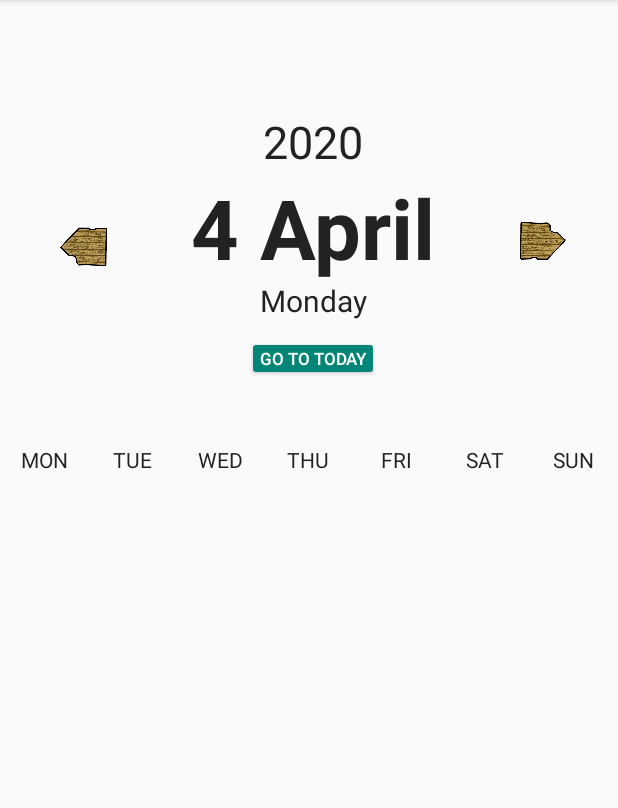
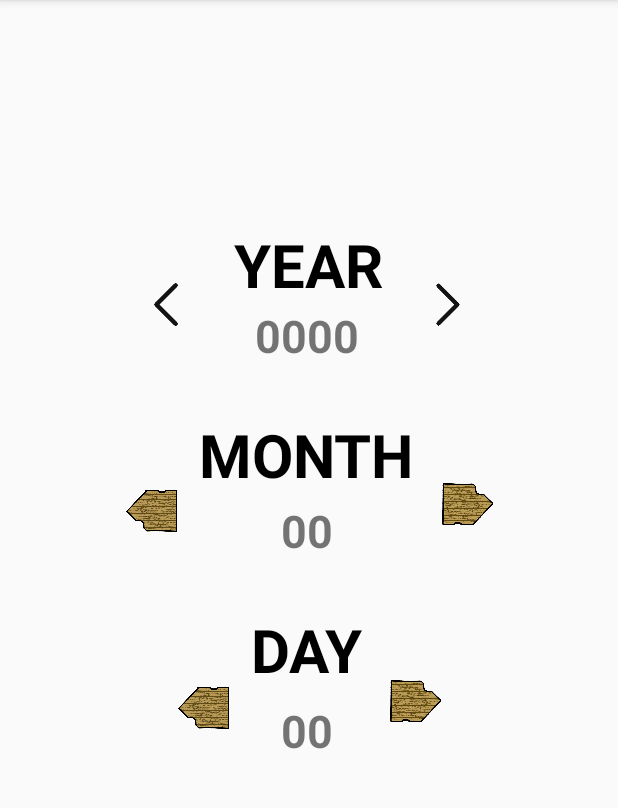
Before and after one commit to DanKBerg/JonAndDan, an Android app: the CalenderActivity screen opened directly, with no data from a screen before it, on a phone screen of 412 x 824 dp, the part 84-892 px from its top. Run offline under Robolectric (Android 15) with nearby library versions, the phone set to English and light mode, and no system bars; Roboto replaces fonts that are not available here.

Commit message:
Added the new layout

```diff
--- a/app/src/main/java/fsu/csc3560/dkb/customcalendar/CalendarView.java
+++ /dev/null
@@ -1,65 +0,0 @@
-package fsu.csc3560.dkb.customcalendar;
-
-import android.content.Context;
-import android.util.AttributeSet;
-import android.view.LayoutInflater;
-import android.widget.Button;
-import android.widget.GridView;
-import android.widget.ImageView;
-import android.widget.LinearLayout;
-import android.widget.TextView;
-
-import java.util.ArrayList;
-import java.util.Calendar;
-import java.util.Date;
-import java.util.HashSet;
-
-public class CalendarView extends LinearLayout{
-    LinearLayout header;
-    Button btnToday;
-    ImageView btnPrev;
-    ImageView btnNext;
-    TextView txtDateDay;
-    TextView txtDisplayDate;
-    TextView txtDateYear;
-    GridView gridView;
-
-    public CalendarView(Context context, AttributeSet attrs){
-        super(context, attrs);
-        initControl(context, attrs);
-    }
-
-    private void assignUIElements() {
-        header = findViewById(R.id.calendar_header);
-        btnPrev = findViewById(R.id.calendar_prev_button);
-        btnNext = findViewById(R.id.calendar_next_button);
-        txtDateDay = findViewById(R.id.date_display_day);
-        txtDateYear = findViewById(R.id.date_display_year);
-        txtDisplayDate = findViewById(R.id.date_display_date);
-        btnToday = findViewById(R.id.date_display_today);
-        gridView = findViewById(R.id.calendar_grid);
-    }
-
-    private void initControl(Context context, AttributeSet attrs){
-        LayoutInflater inflater = (LayoutInflater) context.getSystemService(Context.LAYOUT_INFLATER_SERVICE);
-        inflater.inflate(R.layout.activity_calender, this);
-        assignUIElements();
-    }
-
-    public void updateCalendar(HashSet<Date> events){
-        ArrayList<Date> cells = new ArrayList<>();
-        Calendar calendar = (Calendar)currentDate.clone();
-
-        calendar.set(Calendar.DAY_OF_MONTH, 1);
-        int monthBeginningCell = calendar.get(Calendar.DAY_OF_WEEK) - 2;
-
-        calendar.add(Calendar.DAY_OF_MONTH, -monthBeginningCell);
-
-        while (cells.size() < DAYS_COUNT){
-            cells.add(calendar.getTime());
-            calendar.add(Calendar.DAY_OF_MONTH, 1);
-        }
-
-        gridView.setAdapter(new CalendarAdapter(getContext(), cells, events));
-    }
-}
--- a/app/src/main/res/layout/activity_calender.xml
+++ b/app/src/main/res/layout/activity_calender.xml
@@ -6,175 +6,168 @@
     android:layout_height="match_parent"
     tools:context=".CalenderActivity">
 
-    <RelativeLayout
-        android:id="@+id/relativeLayout"
-        android:layout_width="match_parent"
+    <TextView
+        android:id="@+id/yearTitle"
+        android:layout_width="wrap_content"
         android:layout_height="wrap_content"
-        android:gravity="center_horizontal"
+        android:text="@string/YearTitle"
+        android:textColor="@color/black"
+        android:textSize="40sp"
+        android:textStyle="bold"
+        app:layout_constraintBottom_toBottomOf="parent"
+        app:layout_constraintEnd_toEndOf="parent"
+        app:layout_constraintHorizontal_bias="0.498"
+        app:layout_constraintStart_toStartOf="parent"
+        app:layout_constraintTop_toTopOf="parent"
+        app:layout_constraintVertical_bias="0.209" />
+
+    <TextView
+        android:id="@+id/month"
+        android:layout_width="wrap_content"
+        android:layout_height="wrap_content"
+        android:layout_marginBottom="16dp"
+        android:text="@string/Month"
+        android:textSize="30sp"
+        android:textStyle="bold"
+        app:layout_constraintBottom_toBottomOf="parent"
+        app:layout_constraintEnd_toEndOf="parent"
+        app:layout_constraintHorizontal_bias="0.496"
+        app:layout_constraintStart_toStartOf="parent"
+        app:layout_constraintTop_toBottomOf="@+id/monthTitle"
+        app:layout_constraintVertical_bias="0.008" />
+
+    <ImageView
+        android:id="@+id/previousYearArrow"
+        android:layout_width="45dp"
+        android:layout_height="51dp"
+        app:layout_constraintBottom_toBottomOf="parent"
+        app:layout_constraintEnd_toStartOf="@+id/yearTitle"
+        app:layout_constraintHorizontal_bias="0.79"
+        app:layout_constraintStart_toStartOf="parent"
+        app:layout_constraintTop_toTopOf="parent"
+        app:layout_constraintVertical_bias="0.247"
+        app:srcCompat="@drawable/arrow_left_chevron_chevronleft_left_left_icon_icon_1320185731545502691" />
+
+    <TextView
+        android:id="@+id/dayTitle"
+        android:layout_width="wrap_content"
+        android:layout_height="wrap_content"
+        android:text="@string/DayTitle"
+        android:textColor="@color/black"
+        android:textSize="40sp"
+        android:textStyle="bold"
+        app:layout_constraintBottom_toBottomOf="parent"
+        app:layout_constraintEnd_toEndOf="parent"
+        app:layout_constraintHorizontal_bias="0.495"
+        app:layout_constraintStart_toStartOf="parent"
+        app:layout_constraintTop_toBottomOf="@+id/month"
+        app:layout_constraintVertical_bias="0.094" />
+
+    <ImageView
+        android:id="@+id/nextYearArrow"
+        android:layout_width="45dp"
+        android:layout_height="51dp"
+        android:layout_marginStart="20dp"
+        app:layout_constraintBottom_toBottomOf="parent"
+        app:layout_constraintEnd_toEndOf="parent"
+        app:layout_constraintHorizontal_bias="0.01"
+        app:layout_constraintStart_toEndOf="@+id/yearTitle"
+        app:layout_constraintTop_toTopOf="parent"
+        app:layout_constraintVertical_bias="0.247"
+        app:srcCompat="@drawable/arrow_right_chevron_chevronleft_left_left_icon_icon_1320185731545502691" />
+
+    <ImageView
+        android:id="@+id/nextMonthArrow"
+        android:layout_width="67dp"
+        android:layout_height="72dp"
         app:layout_constraintBottom_toBottomOf="parent"
         app:layout_constraintEnd_toEndOf="parent"
         app:layout_constraintHorizontal_bias="0.0"
+        app:layout_constraintStart_toEndOf="@+id/monthTitle"
+        app:layout_constraintTop_toTopOf="parent"
+        app:layout_constraintVertical_bias="0.437"
+        app:srcCompat="@drawable/arrow_1" />
+
+    <TextView
+        android:id="@+id/year"
+        android:layout_width="wrap_content"
+        android:layout_height="wrap_content"
+        android:text="@string/Year"
+        android:textSize="30sp"
+        android:textStyle="bold"
+        app:layout_constraintBottom_toBottomOf="parent"
+        app:layout_constraintEnd_toEndOf="parent"
+        app:layout_constraintHorizontal_bias="0.497"
+        app:layout_constraintStart_toStartOf="parent"
+        app:layout_constraintTop_toBottomOf="@+id/yearTitle"
+        app:layout_constraintVertical_bias="0.0" />
+
+    <TextView
+        android:id="@+id/monthTitle"
+        android:layout_width="wrap_content"
+        android:layout_height="wrap_content"
+        android:layout_marginTop="16dp"
+        android:layout_marginBottom="16dp"
+        android:text="@string/MonthTitle"
+        android:textColor="@color/black"
+        android:textSize="40sp"
+        android:textStyle="bold"
+        app:layout_constraintBottom_toBottomOf="parent"
+        app:layout_constraintEnd_toEndOf="parent"
+        app:layout_constraintHorizontal_bias="0.494"
+        app:layout_constraintStart_toStartOf="parent"
+        app:layout_constraintTop_toBottomOf="@+id/year"
+        app:layout_constraintVertical_bias="0.036" />
+
+    <ImageView
+        android:id="@+id/previousDayArrow"
+        android:layout_width="67dp"
+        android:layout_height="72dp"
+        app:layout_constraintBottom_toBottomOf="parent"
+        app:layout_constraintEnd_toStartOf="@+id/dayTitle"
+        app:layout_constraintHorizontal_bias="1.0"
         app:layout_constraintStart_toStartOf="parent"
         app:layout_constraintTop_toTopOf="parent"
-        app:layout_constraintVertical_bias="0.126">
+        app:layout_constraintVertical_bias="0.625"
+        app:srcCompat="@drawable/arrow_2" />
 
-        <ImageView
-            android:id="@+id/calendar_prev_button"
-            android:layout_width="67dp"
-            android:layout_height="61dp"
-            android:layout_centerVertical="true"
-            android:layout_marginRight="40dp"
-            android:background="#00FFFFFF"
-            app:srcCompat="@drawable/arrow_2" />
-
-        <LinearLayout
-            android:id="@+id/date_display"
-            android:layout_width="wrap_content"
-            android:layout_height="wrap_content"
-            android:layout_centerVertical="true"
-            android:layout_toEndOf="@id/calendar_prev_button"
-            android:layout_toRightOf="@+id/calendar_prev_button"
-            android:gravity="center"
-            android:orientation="vertical">
-
-            <TextView
-                android:id="@+id/date_display_year"
-                android:layout_width="wrap_content"
-                android:layout_height="wrap_content"
-                android:text="2020"
-                android:textAppearance="@android:style/TextAppearance.Holo.Medium"
-                android:textColor="#222222"
-                android:textSize="30sp"
-                android:textStyle="normal" />
-
-            <TextView
-                android:id="@+id/date_display_date"
-                android:layout_width="wrap_content"
-                android:layout_height="72dp"
-                android:gravity="center"
-                android:text="4 April"
-                android:textAppearance="@android:style/TextAppearance.Large"
-                android:textColor="#222222"
-                android:textSize="55sp"
-                android:textStyle="bold" />
-
-            <TextView
-                android:id="@+id/date_display_day"
-                android:layout_width="wrap_content"
-                android:layout_height="wrap_content"
-                android:gravity="center"
-                android:text="Monday"
-                android:textAppearance="@android:style/TextAppearance.Medium"
-                android:textColor="#222222"
-                android:textSize="20sp" />
-
-            <Button
-                android:id="@+id/date_display_today"
-                style="@style/Widget.AppCompat.Button.Colored"
-                android:layout_width="wrap_content"
-                android:layout_height="30dp"
-                android:layout_marginTop="10dp"
-                android:padding="5dp"
-                android:text="Go to today"
-                android:textColor="@android:color/white"
-                android:textSize="11sp" />
-        </LinearLayout>
-
-        <ImageView
-            android:id="@+id/calendar_next_button"
-            android:layout_width="63dp"
-            android:layout_height="60dp"
-            android:layout_centerVertical="true"
-            android:layout_marginStart="37dp"
-            android:layout_marginLeft="37dp"
-            android:layout_toEndOf="@id/date_display"
-            android:layout_toRightOf="@id/date_display"
-            android:background="#00FFFFFF"
-            android:scaleType="centerInside"
-            app:srcCompat="@drawable/arrow_1" />
-    </RelativeLayout>
-
-    <LinearLayout
-        android:id="@+id/calendar_header"
-        android:layout_width="match_parent"
-        android:layout_height="30dp"
-        android:gravity="center_vertical"
-        android:orientation="horizontal"
-        app:layout_constraintBottom_toBottomOf="parent"
-        app:layout_constraintEnd_toEndOf="parent"
-        app:layout_constraintStart_toStartOf="parent"
-        app:layout_constraintTop_toTopOf="parent"
-        app:layout_constraintVertical_bias="0.395">
-
-        <TextView
-            android:layout_width="0dp"
-            android:layout_height="wrap_content"
-            android:layout_weight="1"
-            android:gravity="center_horizontal"
-            android:text="MON"
-            android:textColor="#222222" />
-
-        <TextView
-            android:layout_width="0dp"
-            android:layout_height="wrap_content"
-            android:layout_weight="1"
-            android:gravity="center_horizontal"
-            android:text="TUE"
-            android:textColor="#222222" />
-
-        <TextView
-            android:layout_width="0dp"
-            android:layout_height="wrap_content"
-            android:layout_weight="1"
-            android:gravity="center_horizontal"
-            android:text="WED"
-            android:textColor="#222222" />
-
-        <TextView
-            android:layout_width="0dp"
-            android:layout_height="wrap_content"
-            android:layout_weight="1"
-            android:gravity="center_horizontal"
-            android:text="THU"
-            android:textColor="#222222" />
-
-        <TextView
-            android:layout_width="0dp"
-            android:layout_height="wrap_content"
-            android:layout_weight="1"
-            android:gravity="center_horizontal"
-            android:text="FRI"
-            android:textColor="#222222" />
-
-        <TextView
-            android:layout_width="0dp"
-            android:layout_height="wrap_content"
-            android:layout_weight="1"
-            android:gravity="center_horizontal"
-            android:text="SAT"
-            android:textColor="#222222" />
-
-        <TextView
-            android:layout_width="0dp"
-            android:layout_height="wrap_content"
-            android:layout_weight="1"
-            android:gravity="center_horizontal"
-            android:text="SUN"
-            android:textColor="#222222" />
-
-    </LinearLayout>
-
-    <GridView
-        android:id="@+id/calendar_grid"
-        android:layout_width="match_parent"
-        android:layout_height="240dp"
-        android:numColumns="7"
+    <ImageView
+        android:id="@+id/nextDayArrow"
+        android:layout_width="67dp"
+        android:layout_height="72dp"
         app:layout_constraintBottom_toBottomOf="parent"
         app:layout_constraintEnd_toEndOf="parent"
         app:layout_constraintHorizontal_bias="0.0"
+        app:layout_constraintStart_toEndOf="@+id/dayTitle"
+        app:layout_constraintTop_toTopOf="parent"
+        app:layout_constraintVertical_bias="0.625"
+        app:srcCompat="@drawable/arrow_1" />
+
+    <TextView
+        android:id="@+id/textView8"
+        android:layout_width="wrap_content"
+        android:layout_height="wrap_content"
+        android:text="@string/Day"
+        android:textSize="30sp"
+        android:textStyle="bold"
+        app:layout_constraintBottom_toBottomOf="parent"
+        app:layout_constraintEnd_toEndOf="parent"
+        app:layout_constraintHorizontal_bias="0.496"
         app:layout_constraintStart_toStartOf="parent"
-        app:layout_constraintTop_toBottomOf="@+id/calendar_header"
-        app:layout_constraintVertical_bias="0.07" />
+        app:layout_constraintTop_toBottomOf="@+id/dayTitle"
+        app:layout_constraintVertical_bias="0.024" />
 
+    <ImageView
+        android:id="@+id/previousMonthArrow"
+        android:layout_width="67dp"
+        android:layout_height="72dp"
+        android:layout_marginStart="64dp"
+        app:layout_constraintBottom_toBottomOf="parent"
+        app:layout_constraintEnd_toStartOf="@+id/monthTitle"
+        app:layout_constraintHorizontal_bias="1.0"
+        app:layout_constraintStart_toStartOf="parent"
+        app:layout_constraintTop_toTopOf="parent"
+        app:layout_constraintVertical_bias="0.437"
+        app:srcCompat="@drawable/arrow_2" />
 
 </androidx.constraintlayout.widget.ConstraintLayout>
--- a/app/src/main/res/values/strings.xml
+++ b/app/src/main/res/values/strings.xml
@@ -3,4 +3,10 @@
     <string name="Pressswordtext">Press The Swords To Continue</string>
     <string name="TitleText"> Table Top Calender Creator</string>
     <string name="Swords">TODO</string>
+    <string name="Year">0000</string>
+    <string name="YearTitle">YEAR</string>
+    <string name="Month">00</string>
+    <string name="MonthTitle">MONTH</string>
+    <string name="Day">00</string>
+    <string name="DayTitle">DAY</string>
 </resources>
```
